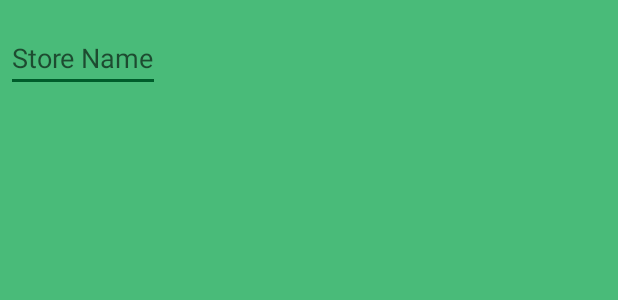
After one commit to araneforseti/grocery-app, an Android app: the layout fragment_new_store_dialog.xml on its own in the app's theme, with its tools: preview values and no code run, on a phone screen of 412 x 824 dp. The commit adds this screen. Shown: the top 300 px of the screen. Run offline under Robolectric (Android 15) with nearby library versions, the phone set to English and light mode, and no system bars.

Commit message:
Cleaning up store interface of grocery item references

```diff
--- /dev/null
+++ b/app/src/main/res/layout/fragment_new_store_dialog.xml
@@ -0,0 +1,19 @@
+<LinearLayout xmlns:android="http://schemas.android.com/apk/res/android"
+    android:orientation="vertical"
+    android:layout_width="wrap_content"
+    android:layout_height="wrap_content">
+
+    <EditText
+        android:id="@+id/new_store"
+        android:inputType="textPersonName"
+        android:layout_width="match_parent"
+        android:layout_height="wrap_content"
+        android:layout_marginTop="16dp"
+        android:layout_marginLeft="4dp"
+        android:layout_marginRight="4dp"
+        android:layout_marginBottom="4dp"
+        android:autofillHints="Store Name"
+        android:hint="@string/store_name_hint"
+        />
+
+</LinearLayout>
--- a/app/src/main/res/layout/fragment_store_list.xml
+++ b/app/src/main/res/layout/fragment_store_list.xml
@@ -26,7 +26,7 @@
             android:id="@+id/add_item"
             android:layout_width="wrap_content"
             android:layout_height="wrap_content"
-            android:text="@string/add_item"
+            android:text="@string/add_store"
             android:textColor="?attr/colorPrimary"
             android:layout_gravity="bottom"
             android:layout_marginStart="150dp"
--- a/app/src/main/res/values/strings.xml
+++ b/app/src/main/res/values/strings.xml
@@ -27,4 +27,6 @@
     <string name="action_settings">Settings</string>
     <string name="item_details">Item Details</string>
     <string name="store_list">Store List</string>
+    <string name="store_name_hint">Store Name</string>
+    <string name="add_store">New Store</string>
 </resources>
```
Also changed, not shown: app/src/main/java/com/semblanceoffunctionality/grocery/ui/stores/StoreListFragment.kt (+4 -4 lines).
